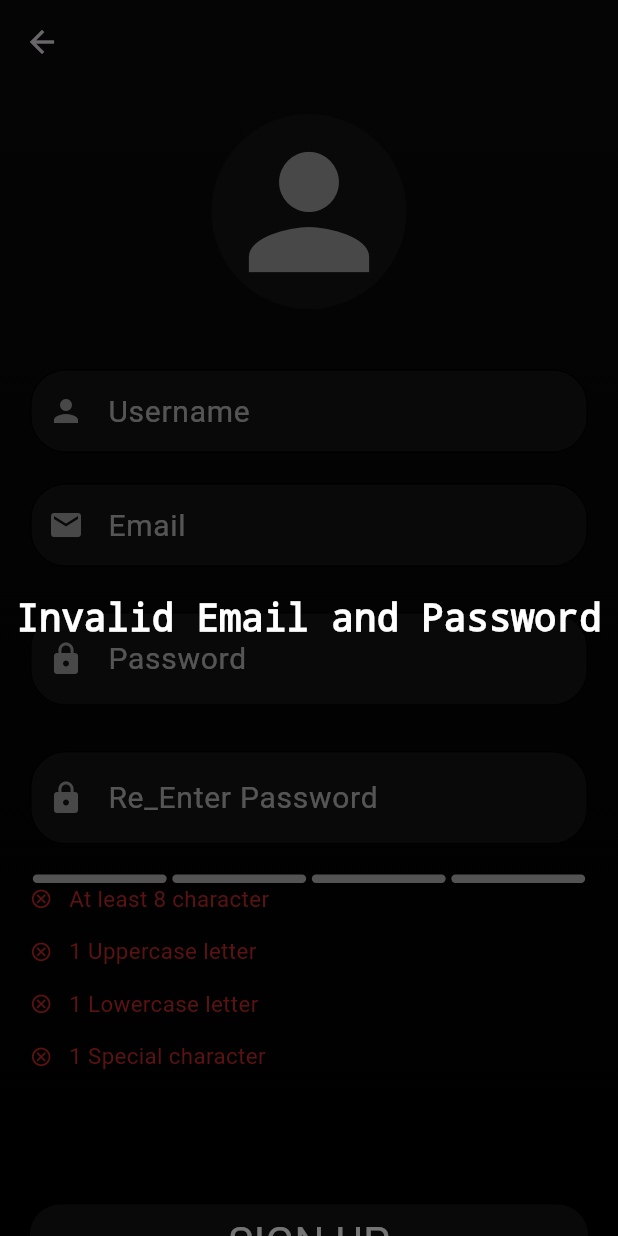
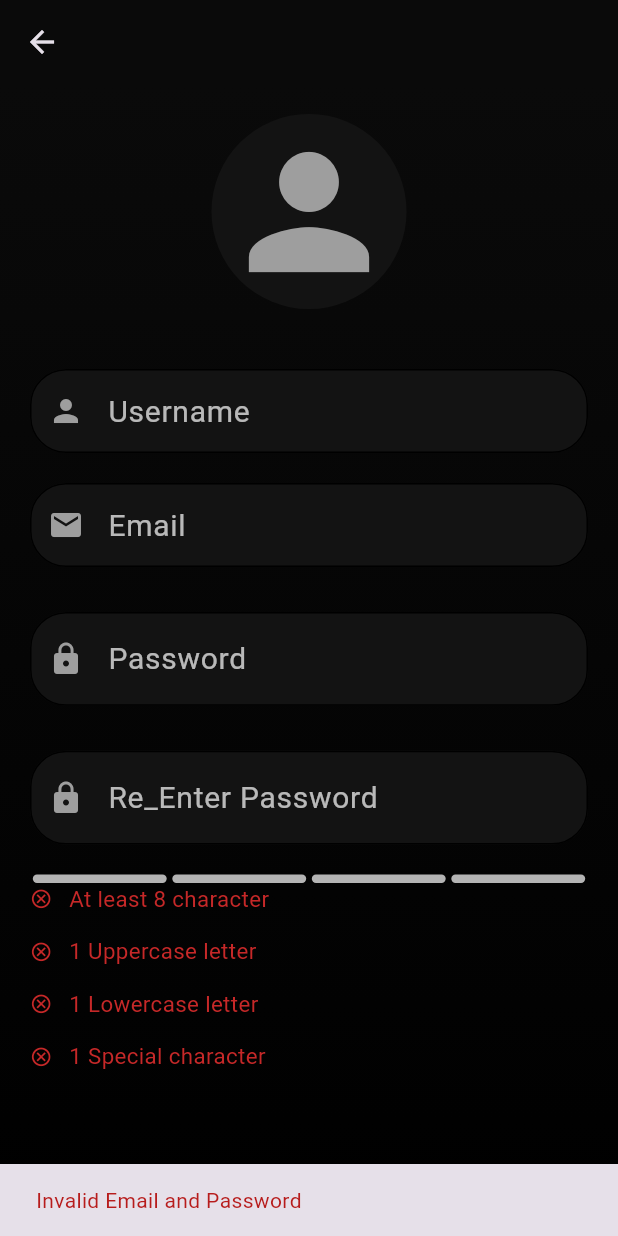
Before and after one commit to MohannadMadi/e-commerce-app, a Flutter app: the SignUpPage screen opened directly, after a tap on "SIGN UP", on a phone screen of 412 x 824 dp. Run offline on Flutter 3.47's test engine with Material 3 defaults, Android fonts, the phone set to English and light mode, and no system bars; drawn by our look-alikes of flutter_pw_validator; our stand-ins replace connectivity, email_validator, firebase_auth, firebase_core, loading_animation_widget; missing offline and left inert: dart:ffi; accounts and stored records are empty.

```diff
--- a/lib/screens/authentication/sign_in.dart
+++ b/lib/screens/authentication/sign_in.dart
@@ -159,7 +159,6 @@ class _SignInPageState extends State<SignInPage> {
                       height: 40,
                     ),
                     //!signInButton
-
                     InkWell(
                         onTap: () async {
                           if (validateEmail(email!)) {
@@ -178,7 +177,7 @@ class _SignInPageState extends State<SignInPage> {
                                         builder: (context) => HomeScreen(
                                               user: customUser,
                                             )));
-                              } else {}
+                              }
                             } else {
                               setState(() {
                                 loading = false;
--- a/lib/screens/authentication/sign_up.dart
+++ b/lib/screens/authentication/sign_up.dart
@@ -1,4 +1,5 @@
 import 'package:connectivity/connectivity.dart';
+import 'package:course/model/display_functions.dart';
 import 'package:course/screens/home_screen.dart';
 import 'package:course/services/firebase_auth_services.dart';
 import 'package:flutter/material.dart';
@@ -24,7 +25,8 @@ class _SignUpPageState extends State<SignUpPage> {
   bool hidePassword = true;
   bool hideReEnterPassword = true;
   final _formKey = GlobalKey();
-//--validation--//
+
+  //*validation
   bool validateEmail(String email) {
     return EmailValidator.validate(email);
   }
@@ -34,13 +36,15 @@ class _SignUpPageState extends State<SignUpPage> {
   signUp(String userName, String email, bool validPassword) {
     if (validateEmail(email) && validPassword) {
       return _firebaseAuthServices.signUp(
-          userName, email, passwordController.text);
+          userName, email, passwordController.text, context);
     } else {
-      _showError(validPassword
-          ? "Invalid Email"
-          : validateEmail(email)
-              ? "Invalid Password"
-              : "Invalid Email and Password");
+      displayFunctions.showError(
+          validPassword
+              ? "Invalid Email"
+              : validateEmail(email)
+                  ? "Invalid Password"
+                  : "Invalid Email and Password",
+          context);
     }
   }
 
@@ -51,22 +55,7 @@ class _SignUpPageState extends State<SignUpPage> {
         connectivityResult == ConnectivityResult.wifi;
   }
 
-  void _showError(String errorMessage) {
-    showDialog(
-      context: context,
-      builder: (context) => Center(
-        child: Text(
-          errorMessage,
-          textAlign: TextAlign.center,
-          style: TextStyle(
-              fontSize: 25,
-              color: Colors.white,
-              decoration: TextDecoration.none),
-        ),
-      ),
-    );
-  }
-
+  DisplayFunctions displayFunctions = DisplayFunctions();
   @override
   Widget build(BuildContext context) {
     return loading
@@ -287,7 +276,7 @@ class _SignUpPageState extends State<SignUpPage> {
                       SizedBox(
                         height: 40,
                       ),
-                      //! signInbutton
+                      //! signUpbutton
                       InkWell(
                           onTap: () async {
                             if (await isConnectedToInternet()) {
@@ -311,10 +300,12 @@ class _SignUpPageState extends State<SignUpPage> {
                                 setState(() {
                                   loading = false;
                                 });
-                                _showError("Password not matching");
+                                displayFunctions.showError(
+                                    "Password not matching", context);
                               }
                             } else {
-                              _showError("No Internet connection");
+                              displayFunctions.showError(
+                                  "No Internet connection", context);
                             }
                           },
                           child: Container(
--- a/pubspec.yaml
+++ b/pubspec.yaml
@@ -44,6 +44,7 @@ dependencies:
   flutter_pw_validator: ^1.6.0
   loading_animation_widget: ^1.2.0+4
   connectivity: ^3.0.6
+  image_picker: ^1.0.4
 
 dev_dependencies:
   flutter_test:
```
Also changed, not shown: lib/custom_widgets/custom_drawer.dart (+42 -3 lines), lib/custom_widgets/custom_tile.dart (+8 -4 lines), lib/services/firebase_auth_services.dart (+24 -3 lines), pubspec.lock, 5 other files.
